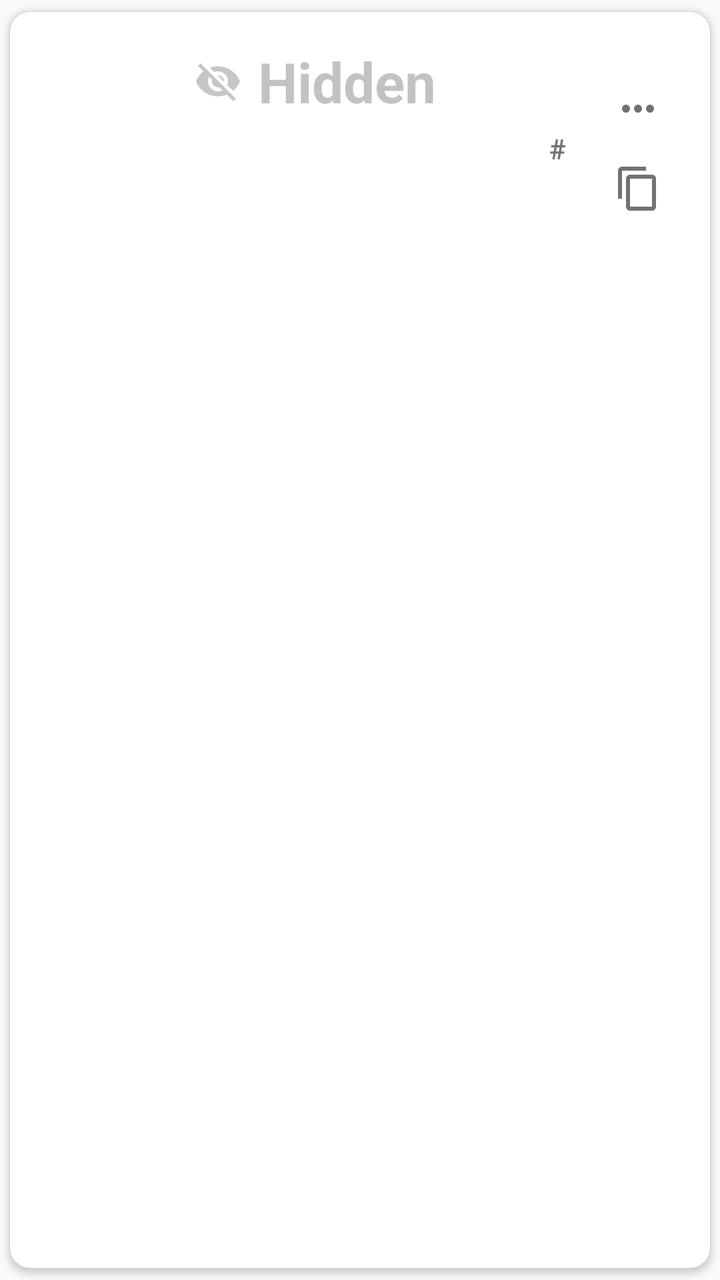
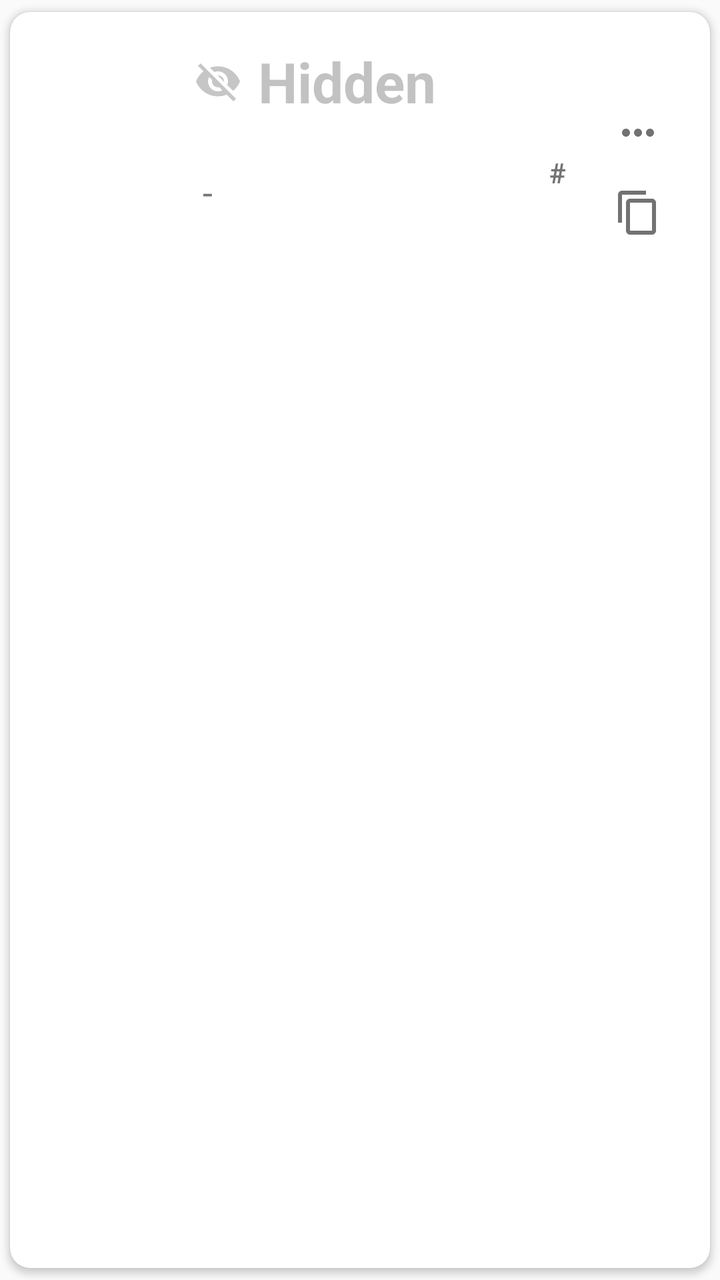

Compare the two renders of this Android layout. The source of the first and the diff that turns it into the second are given below.
<!-- AndroidManifest.xml: application theme AppTheme -->
<!-- res/layout/component_card.xml -->
<?xml version="1.0" encoding="utf-8"?>
<androidx.cardview.widget.CardView
    xmlns:android="http://schemas.android.com/apk/res/android"
    xmlns:app="http://schemas.android.com/apk/res-auto"
    android:id="@+id/card_view"
    android:layout_width="match_parent"
    android:layout_height="wrap_content"
    android:layout_marginBottom="-7dp"
    app:contentPadding="0dp"
    style="?attr/cardStyle">

    <LinearLayout
        android:orientation="vertical"
        android:layout_width="match_parent"
        android:layout_height="match_parent">

        <LinearLayout
            android:orientation="horizontal"
            android:layout_width="match_parent"
            android:layout_height="match_parent"
            android:baselineAligned="false">

            <FrameLayout
                android:id="@+id/thumbnailFrame"
                android:layout_width="wrap_content"
                android:layout_height="match_parent"
                android:padding="@dimen/activity_margin"
                android:paddingStart="@dimen/card_padding_without_corners"
                android:background="?attr/thumbnailBackground">

                <ImageView
                    android:id="@+id/thumbnailImg"
                    android:layout_width="@dimen/card_thumbnail_size"
                    android:layout_height="@dimen/card_thumbnail_size"
                    android:layout_gravity="center"
                    android:src="@mipmap/ic_launcher" />

            </FrameLayout>

            <LinearLayout
                android:orientation="horizontal"
                android:layout_width="match_parent"
                android:layout_height="wrap_content"
                android:padding="@dimen/activity_margin"
                android:gravity="center_vertical"
                android:baselineAligned="false" >

                <LinearLayout
                    android:orientation="vertical"
                    android:layout_width="0dip"
                    android:layout_height="wrap_content"
                    android:layout_weight="1">

                    <LinearLayout
                        android:layout_width="wrap_content"
                        android:layout_height="wrap_content" >

                        <LinearLayout
                            android:id="@+id/valueLayout"
                            android:layout_width="wrap_content"
                            android:layout_height="wrap_content"
                            android:visibility="gone">

                            <ImageView
                                android:id="@+id/valueImg"
                                android:layout_width="wrap_content"
                                android:layout_height="match_parent"
                                android:layout_marginEnd="@dimen/activity_margin_small"
                                app:srcCompat="@drawable/ic_visibility_visible"/>

                            <TextView
                                android:textDirection="ltr"
                                android:id="@+id/valueText"
                                android:layout_width="wrap_content"
                                android:layout_height="wrap_content"
                                android:textColor="?android:attr/textColorSecondary"
                                android:textSize="28sp"
                                android:textStyle="bold" />

                        </LinearLayout>

                        <LinearLayout
                            android:id="@+id/coverLayout"
                            android:layout_width="wrap_content"
                            android:layout_height="wrap_content">

                            <ImageView
                                android:id="@+id/coverImg"
                                android:layout_width="wrap_content"
                                android:layout_height="match_parent"
                                android:layout_marginEnd="@dimen/activity_margin_small"
                                android:alpha="0.4"
                                app:srcCompat="@drawable/ic_visibility_invisible"/>

                            <TextView
                                android:layout_width="wrap_content"
                                android:layout_height="wrap_content"
                                android:alpha="0.4"
                                android:textColor="?android:attr/textColorSecondary"
                                android:textSize="28sp"
                                android:textStyle="bold"
                                android:text="@string/label_hidden" />

                        </LinearLayout>
                    </LinearLayout>

                    <TextView
                        android:id="@+id/textViewIssuer"
                        android:layout_width="wrap_content"
                        android:layout_height="wrap_content"
                        android:maxLines="1"
                        android:ellipsize="end"
                        android:textSize="18sp"
                        android:textStyle="bold" />

                    <TextView
                        android:id="@+id/textViewLabel"
                        android:layout_width="wrap_content"
                        android:layout_height="wrap_content"
                        android:maxLines="1"
                        android:ellipsize="end"
                        android:textSize="18sp" />

                    <TextView
                        android:id="@+id/textViewTags"
                        android:layout_width="wrap_content"
                        android:layout_height="wrap_content"
                        android:maxLines="1"
                        android:ellipsize="end"
                        android:textSize="13.5sp" />

                </LinearLayout>

                <LinearLayout
                    android:orientation="horizontal"
                    android:layout_width="wrap_content"
                    android:layout_height="wrap_content">

                    

                    <LinearLayout
                        android:id="@+id/counterLayout"
                        android:layout_width="wrap_content"
                        android:layout_height="wrap_content"
                        android:layout_gravity="center_vertical"
                        android:padding="@dimen/activity_horizontal_margin"
                        android:gravity="center"
                        android:visibility="visible"
                        android:orientation="horizontal" >

                        <TextView
                            android:layout_width="0dp"
                            android:layout_height="wrap_content"
                            android:layout_weight="1"
                            android:textStyle="bold"
                            android:text="@string/label_counter_symbol" />

                        <TextView
                            android:id="@+id/counter"
                            android:layout_width="wrap_content"
                            android:layout_height="wrap_content"
                            android:layout_weight="1"
                            android:textStyle="bold" />
                    </LinearLayout>

                    <LinearLayout
                        android:orientation="vertical"
                        android:layout_width="wrap_content"
                        android:layout_height="wrap_content">

                    <ImageButton
                        android:id="@+id/menuButton"
                        android:layout_width="wrap_content"
                        android:layout_height="wrap_content"
                        android:layout_gravity="center_vertical"
                        android:padding="@dimen/activity_margin_small"
                        android:background="?android:attr/selectableItemBackground"
                        app:srcCompat="@drawable/ic_more_horiz_grey"/>

                        <ImageButton
                            android:id="@+id/copyButton"
                            android:layout_width="wrap_content"
                            android:layout_height="wrap_content"
                            android:layout_gravity="center_vertical"
                            android:padding="@dimen/activity_margin_small"
                            android:background="?android:attr/selectableItemBackground"
                            app:srcCompat="@drawable/ic_content_copy_gray" />
                    </LinearLayout>
                </LinearLayout>

            </LinearLayout>
        </LinearLayout>

        <me.zhanghai.android.materialprogressbar.MaterialProgressBar
            android:id="@+id/cardProgressBar"
            android:layout_width="match_parent"
            android:layout_height="wrap_content"
            android:visibility="gone"
            android:max="3000"
            android:progress="1500"
            app:mpb_progressStyle="horizontal"
            app:mpb_useIntrinsicPadding="false"
            app:mpb_showProgressBackground="false"
            style="@style/Widget.MaterialProgressBar.ProgressBar.Horizontal.NoPadding" />

    </LinearLayout>

</androidx.cardview.widget.CardView>
<!-- resources referenced by this layout -->
<resources>
  <dimen name="activity_horizontal_margin">16dp</dimen>
  <dimen name="activity_margin">16dp</dimen>
  <dimen name="activity_margin_small">8dp</dimen>
  <dimen name="card_padding_without_corners">14dp</dimen>
  <dimen name="card_thumbnail_size">46dp</dimen>
  <!-- drawable ic_content_copy_gray (drawable) -->
  <vector xmlns:android="http://schemas.android.com/apk/res/android"
          android:width="24dp"
          android:height="24dp"
          android:viewportWidth="24.0"
          android:viewportHeight="24.0">
      <path
          android:fillColor="#FF727272"
          android:pathData="M16,1L4,1c-1.1,0 -2,0.9 -2,2v14h2L4,3h12L16,1zM19,5L8,5c-1.1,0 -2,0.9 -2,2v14c0,1.1 0.9,2 2,2h11c1.1,0 2,-0.9 2,-2L21,7c0,-1.1 -0.9,-2 -2,-2zM19,21L8,21L8,7h11v14z"/>
  </vector>
  <!-- drawable ic_more_horiz_grey (drawable) -->
  <vector android:height="24dp"
      android:viewportHeight="24.0" android:viewportWidth="24.0"
      android:width="24dp" xmlns:android="http://schemas.android.com/apk/res/android">
      <path android:fillColor="#FF727272" android:pathData="M6,10c-1.1,0 -2,0.9 -2,2s0.9,2 2,2 2,-0.9 2,-2 -0.9,-2 -2,-2zM18,10c-1.1,0 -2,0.9 -2,2s0.9,2 2,2 2,-0.9 2,-2 -0.9,-2 -2,-2zM12,10c-1.1,0 -2,0.9 -2,2s0.9,2 2,2 2,-0.9 2,-2 -0.9,-2 -2,-2z"/>
  </vector>
  <!-- drawable ic_visibility_visible (drawable) -->
  <vector xmlns:android="http://schemas.android.com/apk/res/android"
          android:width="24dp"
          android:height="24dp"
          android:viewportWidth="24.0"
          android:viewportHeight="24.0">
      <path
          android:fillColor="#FF727272"
          android:pathData="M12,4.5C7,4.5 2.73,7.61 1,12c1.73,4.39 6,7.5 11,7.5s9.27,-3.11 11,-7.5c-1.73,-4.39 -6,-7.5 -11,-7.5zM12,17c-2.76,0 -5,-2.24 -5,-5s2.24,-5 5,-5 5,2.24 5,5 -2.24,5 -5,5zM12,9c-1.66,0 -3,1.34 -3,3s1.34,3 3,3 3,-1.34 3,-3 -1.34,-3 -3,-3z"/>
  </vector>
  <!-- mipmap ic_launcher (mipmap-anydpi-v26) -->
  <?xml version="1.0" encoding="utf-8"?>
  <adaptive-icon xmlns:android="http://schemas.android.com/apk/res/android">
      <background android:drawable="@color/ic_launcher_background"/>
      <foreground android:drawable="@drawable/ic_launcher_foreground"/>
  </adaptive-icon>
  <string name="label_counter_symbol" translatable="false">#</string>
  <string name="label_hidden">Hidden</string>
  <style name="AppTheme" parent="AppBaseTheme" />
  <color name="ic_launcher_background">#607D8B</color>
  <color name="colorPrimary">#607D8B</color>
  <color name="colorPrimaryDark">#455A6A</color>
  <color name="colorAccent">#3498db</color>
  <color name="github_dark">#333333</color>
  <color name="paypal_dark">#003087</color>
  <style name="CardViewStyle" parent="CardView">
          <item name="cardCornerRadius">@dimen/card_corner_radius</item>
          <item name="cardUseCompatPadding">true</item>
          <item name="contentPadding">@dimen/activity_margin</item>
      </style>
  <style name="DialogTheme" parent="Theme.AppCompat.Light.Dialog.MinWidth">
          <item name="colorAccent">@color/colorAccent</item>
      </style>
  <color name="expiring_red_dark">#d50000</color>
  <dimen name="card_corner_radius">10dp</dimen>
  <!-- unchanged entries left out for length: 3 -->
</resources>

<!-- the commit's change to res/layout/component_card.xml (unified diff, before → after) -->
@@ -114,6 +114,14 @@
                         android:textStyle="bold" />
 
                     <TextView
+                        android:id="@+id/textViewSeparator"
+                        android:layout_width="wrap_content"
+                        android:layout_height="wrap_content"
+                        android:maxLines="1"
+                        android:textSize="18sp"
+                        android:text="@string/card_separator" />
+
+                    <TextView
                         android:id="@+id/textViewLabel"
                         android:layout_width="wrap_content"
                         android:layout_height="wrap_content"
@@ -175,6 +183,7 @@
                         android:layout_gravity="center_vertical"
                         android:padding="@dimen/activity_margin_small"
                         android:background="?android:attr/selectableItemBackground"
+                        android:contentDescription="@string/button_card_options"
                         app:srcCompat="@drawable/ic_more_horiz_grey"/>
 
                         <ImageButton
@@ -184,6 +193,7 @@
                             android:layout_gravity="center_vertical"
                             android:padding="@dimen/activity_margin_small"
                             android:background="?android:attr/selectableItemBackground"
+                            android:contentDescription="@string/button_card_copy"
                             app:srcCompat="@drawable/ic_content_copy_gray" />
                     </LinearLayout>
                 </LinearLayout>
<!-- resource entries referenced after the edit -->
@@ -37,6 +37,9 @@
       <background android:drawable="@color/ic_launcher_background"/>
       <foreground android:drawable="@drawable/ic_launcher_foreground"/>
   </adaptive-icon>
+  <string name="button_card_copy">Copy token</string>
+  <string name="button_card_options">More options</string>
+  <string name="card_separator" translatable="false"> - </string>
   <string name="label_counter_symbol" translatable="false">#</string>
   <string name="label_hidden">Hidden</string>
   <style name="AppTheme" parent="AppBaseTheme" />
